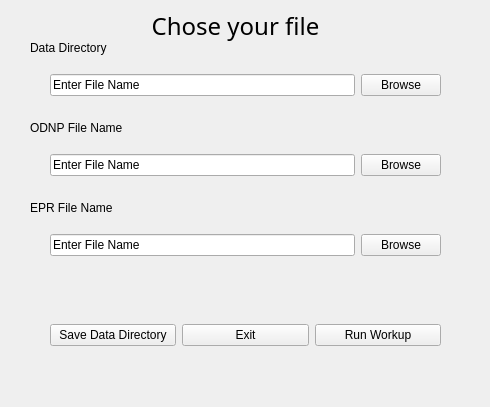
Qt form pyQtTutorial/FileDialogue.ui (rpbarnes/WorkupSoftware) before a commit.
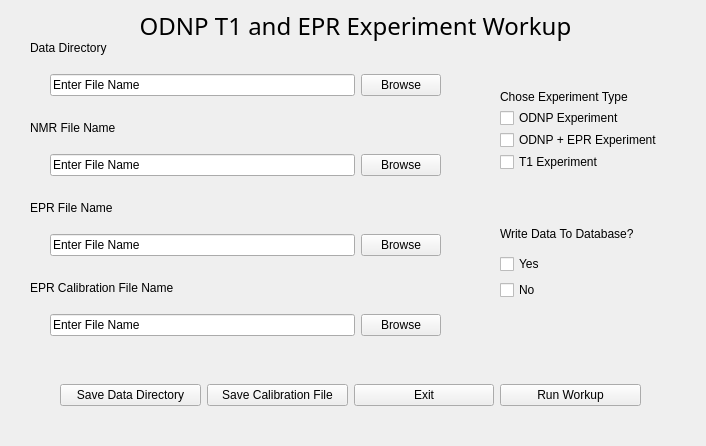
The same form after that commit.

Commit message: Workup with GUI is now working correctly, yet the text browser idea is temporarily on hold.

```diff
--- a/pyQtTutorial/FileDialogue.ui
+++ b/pyQtTutorial/FileDialogue.ui
@@ -6,8 +6,8 @@
    <rect>
     <x>0</x>
     <y>0</y>
-    <width>490</width>
-    <height>407</height>
+    <width>706</width>
+    <height>446</height>
    </rect>
   </property>
   <property name="windowTitle">
@@ -18,7 +18,7 @@
     <rect>
      <x>140</x>
      <y>10</y>
-     <width>191</width>
+     <width>431</width>
      <height>31</height>
     </rect>
    </property>
@@ -32,11 +32,17 @@
     <enum>Qt::LeftToRight</enum>
    </property>
    <property name="text">
-    <string>Chose your file</string>
+    <string>ODNP T1 and EPR Experiment Workup</string>
+   </property>
+   <property name="scaledContents">
+    <bool>false</bool>
    </property>
    <property name="alignment">
     <set>Qt::AlignCenter</set>
    </property>
+   <property name="wordWrap">
+    <bool>false</bool>
+   </property>
   </widget>
   <widget class="QWidget" name="horizontalLayoutWidget">
    <property name="geometry">
@@ -139,7 +145,7 @@
     </rect>
    </property>
    <property name="text">
-    <string>ODNP File Name</string>
+    <string>NMR File Name</string>
    </property>
   </widget>
   <widget class="QLabel" name="EPRTitle">
@@ -158,9 +164,9 @@
   <widget class="QWidget" name="gridLayoutWidget">
    <property name="geometry">
     <rect>
-     <x>50</x>
-     <y>310</y>
-     <width>391</width>
+     <x>60</x>
+     <y>370</y>
+     <width>581</width>
      <height>51</height>
     </rect>
    </property>
@@ -172,22 +178,157 @@
       </property>
      </widget>
     </item>
-    <item row="0" column="2">
+    <item row="0" column="3">
      <widget class="QPushButton" name="runButton">
       <property name="text">
        <string>Run Workup</string>
       </property>
      </widget>
     </item>
-    <item row="0" column="1">
+    <item row="0" column="2">
      <widget class="QPushButton" name="exitButton">
       <property name="text">
        <string>Exit</string>
       </property>
      </widget>
     </item>
+    <item row="0" column="1">
+     <widget class="QPushButton" name="saveCalButton">
+      <property name="text">
+       <string>Save Calibration File</string>
+      </property>
+     </widget>
+    </item>
    </layout>
   </widget>
+  <widget class="QWidget" name="gridLayoutWidget_2">
+   <property name="geometry">
+    <rect>
+     <x>500</x>
+     <y>90</y>
+     <width>174</width>
+     <height>80</height>
+    </rect>
+   </property>
+   <layout class="QGridLayout" name="gridLayout_2">
+    <item row="2" column="0">
+     <widget class="QCheckBox" name="checkBox">
+      <property name="text">
+       <string>ODNP Experiment</string>
+      </property>
+     </widget>
+    </item>
+    <item row="4" column="0">
+     <widget class="QCheckBox" name="checkBox_3">
+      <property name="text">
+       <string>T1 Experiment</string>
+      </property>
+     </widget>
+    </item>
+    <item row="3" column="0">
+     <widget class="QCheckBox" name="checkBox_2">
+      <property name="text">
+       <string>ODNP + EPR Experiment</string>
+      </property>
+     </widget>
+    </item>
+    <item row="1" column="0">
+     <widget class="QLabel" name="ExperimentHeader">
+      <property name="text">
+       <string>Chose Experiment Type</string>
+      </property>
+      <property name="scaledContents">
+       <bool>false</bool>
+      </property>
+     </widget>
+    </item>
+   </layout>
+  </widget>
+  <widget class="QWidget" name="gridLayoutWidget_3">
+   <property name="geometry">
+    <rect>
+     <x>500</x>
+     <y>220</y>
+     <width>160</width>
+     <height>80</height>
+    </rect>
+   </property>
+   <layout class="QGridLayout" name="gridLayout_3">
+    <item row="1" column="0">
+     <widget class="QCheckBox" name="yesDatabase">
+      <property name="text">
+       <string>Yes</string>
+      </property>
+     </widget>
+    </item>
+    <item row="0" column="0">
+     <widget class="QLabel" name="label">
+      <property name="text">
+       <string>Write Data To Database?</string>
+      </property>
+     </widget>
+    </item>
+    <item row="2" column="0">
+     <widget class="QCheckBox" name="noDatabase">
+      <property name="text">
+       <string>No</string>
+      </property>
+     </widget>
+    </item>
+   </layout>
+  </widget>
+  <widget class="QWidget" name="horizontalLayoutWidget_4">
+   <property name="geometry">
+    <rect>
+     <x>50</x>
+     <y>300</y>
+     <width>391</width>
+     <height>51</height>
+    </rect>
+   </property>
+   <layout class="QHBoxLayout" name="horizontalLayout_5">
+    <item>
+     <widget class="QLineEdit" name="EPRCalFileDisplay">
+      <property name="text">
+       <string>Enter File Name</string>
+      </property>
+     </widget>
+    </item>
+    <item>
+     <widget class="QPushButton" name="EPRCalOpenBrowser">
+      <property name="text">
+       <string>Browse</string>
+      </property>
+     </widget>
+    </item>
+   </layout>
+  </widget>
+  <widget class="QLabel" name="EPRCalTitle">
+   <property name="geometry">
+    <rect>
+     <x>30</x>
+     <y>280</y>
+     <width>161</width>
+     <height>16</height>
+    </rect>
+   </property>
+   <property name="text">
+    <string>EPR Calibration File Name</string>
+   </property>
+  </widget>
+  <zorder>title</zorder>
+  <zorder>horizontalLayoutWidget</zorder>
+  <zorder>horizontalLayoutWidget_2</zorder>
+  <zorder>horizontalLayoutWidget_3</zorder>
+  <zorder>directoryTitle</zorder>
+  <zorder>NMRTitle</zorder>
+  <zorder>EPRTitle</zorder>
+  <zorder>gridLayoutWidget</zorder>
+  <zorder>gridLayoutWidget_2</zorder>
+  <zorder>gridLayoutWidget_3</zorder>
+  <zorder>horizontalLayoutWidget_4</zorder>
+  <zorder>EPRCalTitle</zorder>
+  <zorder>label</zorder>
  </widget>
  <resources/>
  <connections/>
```
Left out of the diff: 4 changed lines with no effect on the pictures. The commit also changes 4 other files.
